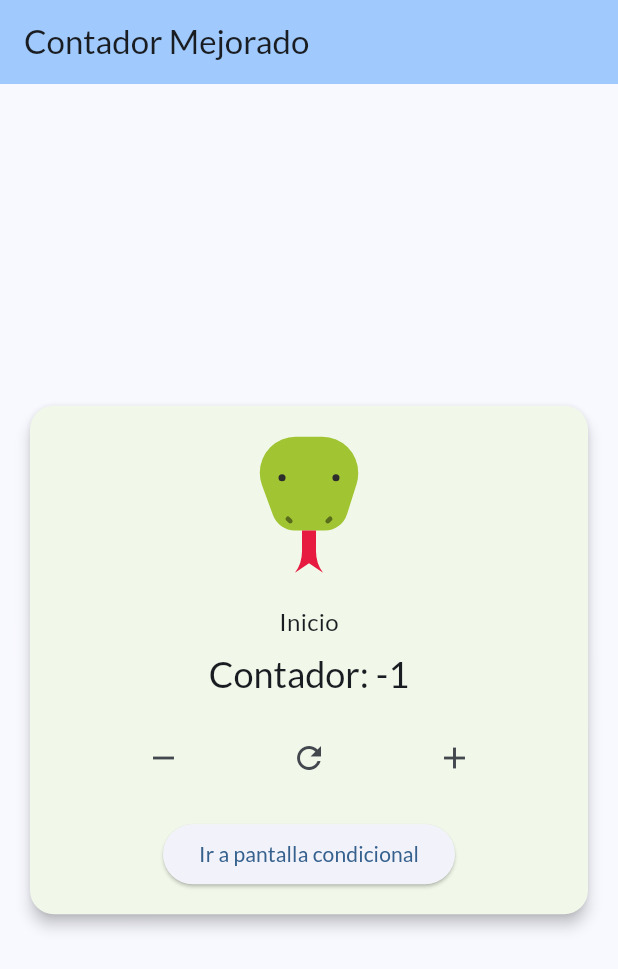
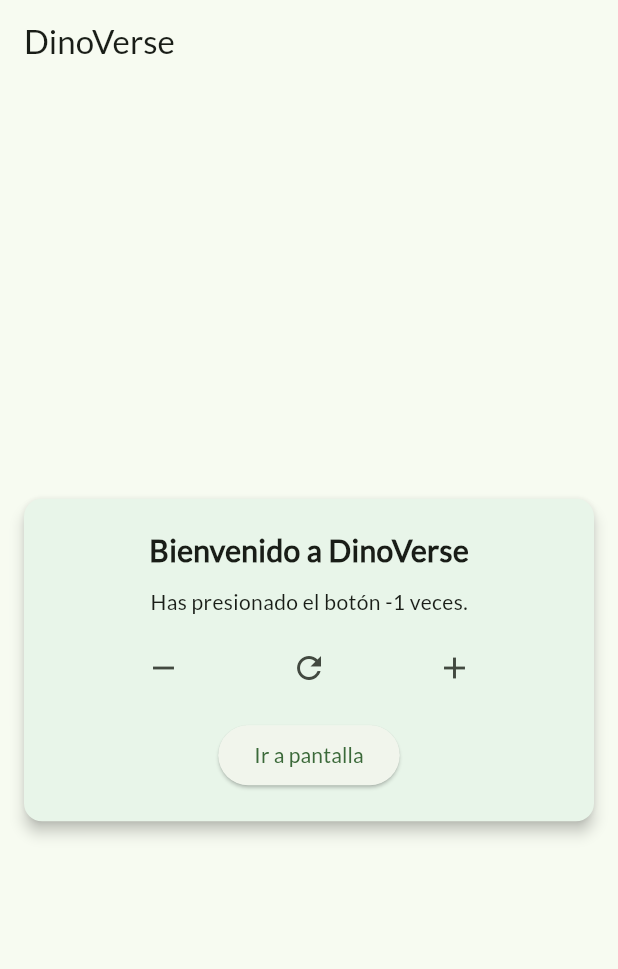
Before and after one commit to ChaosValravn25/3479A3212019479010., a Flutter app: the screen it shows after launch, after a tap on the "remove" icon, on a phone screen of 412 x 824 dp. Shown: the top 969 px of the screen. Run offline on Flutter 3.47's test engine with Material 3 defaults, Android fonts, the phone set to English and light mode, and no system bars; our stand-ins replace flutter_svg, logger.

Commit message:
actualización para DinoVerse
cambios del laboratorio anterior base + implementación de algunos aspectos

```diff
--- a/flutter_application_laboratorio_3/lib/main.dart
+++ b/flutter_application_laboratorio_3/lib/main.dart
@@ -1,26 +1,26 @@
 import 'package:flutter/material.dart';
 import 'package:logger/logger.dart';
-import 'pages/home_page.dart'; // ¡Esto es clave! para llamar a home_page
-
+import 'pages/splash_screen.dart';
 void main() {
   var logger = Logger();
   logger.d("Logger iniciado correctamente");
 
-  runApp(const MyApp());
+  runApp(const DinoVerseApp());
 }
 
-class MyApp extends StatelessWidget {
-  const MyApp({super.key});
+class DinoVerseApp extends StatelessWidget {
+  const DinoVerseApp({super.key});
 
   @override
   Widget build(BuildContext context) {
     return MaterialApp(
-      title: 'Contador Mejorado en Flutter',
+      title: 'DinoVerse',
       theme: ThemeData(
-        colorScheme: ColorScheme.fromSeed(seedColor: Colors.blue),
         fontFamily: 'Lato',
+        colorScheme: ColorScheme.fromSeed(seedColor: Colors.green),
+        useMaterial3: true,
       ),
-      home: const MyHomePage(title: 'Contador Mejorado'), // usa el nuevo widget
+      home: SplashScreen(),
     );
   }
 }
--- a/flutter_application_laboratorio_3/lib/pages/home_page.dart
+++ b/flutter_application_laboratorio_3/lib/pages/home_page.dart
@@ -1,5 +1,5 @@
 import 'package:flutter/material.dart';
-import 'package:flutter_svg/flutter_svg.dart';//para que funcione las imagenes de svg
+//import 'package:flutter_svg/flutter_svg.dart';//para que funcione las imagenes de svg
 import 'package:logger/logger.dart';//para emplear el logger
 import 'package:flutter_application_laboratorio_3/pages/about.dart';//llamar el about
 import 'package:flutter_application_laboratorio_3/pages/list_content.dart';//llamar list_content
@@ -51,40 +51,27 @@ class _MyHomePageState extends State<MyHomePage> {
     }
   }
   @override
-  Widget build(BuildContext context) {
+   Widget build(BuildContext context) {
     return Scaffold(
-      appBar: AppBar(
-        backgroundColor: Theme.of(context).colorScheme.inversePrimary,
-        title: Text(widget.title),
-      ),
+      appBar: AppBar(title: const Text("DinoVerse")),
       body: Center(
         child: Card(
-          color: Colors.lightGreen[50],//color del fondo
-          margin: const EdgeInsets.all(20),
+          color: Colors.green[50],
+          margin: const EdgeInsets.all(16),
           elevation: 4,
-          shape: RoundedRectangleBorder(borderRadius: BorderRadius.circular(16)),
           child: Padding(
-            padding: const EdgeInsets.all(16.0),
+            padding: const EdgeInsets.all(20),
             child: Column(
               mainAxisSize: MainAxisSize.min,
               children: [
-                SvgPicture.asset(
-                  'assets/icons/snake.svg',//icono serpiente
-                  width: 100,
-                  height: 100,
+                const Text(
+                  "Bienvenido a DinoVerse",
+                  style: TextStyle(fontSize: 20, fontWeight: FontWeight.bold),
                 ),
-                const SizedBox(height: 16),
-                const Text(
-                  'Inicio',
-                  style: TextStyle(fontSize: 16),
-                ),
-                const SizedBox(height: 8),
-                Text(
-                  'Contador: $_counter',
-                  style: Theme.of(context).textTheme.headlineSmall,
-                ),
-                const SizedBox(height: 16),
-                Row(//reacomondando los botones del laboratorio anterior
+                const SizedBox(height: 10),
+                Text("Has presionado el botón $_counter veces."),
+                const SizedBox(height: 10),
+                Row(
                   mainAxisAlignment: MainAxisAlignment.spaceEvenly,
                   children: [
                     IconButton(onPressed: _decrementCounter, icon: const Icon(Icons.remove)),
@@ -92,16 +79,17 @@ class _MyHomePageState extends State<MyHomePage> {
                     IconButton(onPressed: _incrementCounter, icon: const Icon(Icons.add)),
                   ],
                 ),
-                const SizedBox(height: 16),
+                const SizedBox(height: 10),
                 ElevatedButton(
                   onPressed: _navegarSegunParidad,
-                  child: const Text("Ir a pantalla condicional"),
-                )
+                  child: const Text("Ir a pantalla"),
+                ),
               ],
             ),
           ),
         ),
       ),
     );
+
   }
 }
--- /dev/null
+++ b/flutter_application_laboratorio_3/lib/pages/splash_screen.dart
@@ -0,0 +1,22 @@
+import 'package:flutter/material.dart';
+import 'dart:async';
+import 'home_page.dart';
+import 'package:flutter_svg/flutter_svg.dart';//para que funcione las imagenes de svg
+
+class SplashScreen extends StatelessWidget {
+  @override
+  Widget build(BuildContext context) {
+    Timer(const Duration(seconds: 3), () {
+      Navigator.pushReplacement(
+        context,
+        MaterialPageRoute(builder: (context) => const MyHomePage(title: 'Wiki DinoVerse',)),
+      );
+    });
+
+    return Scaffold(
+      body: Center(
+        child: SvgPicture.asset('assets/icons/snake.svg'), // o usa otro asset visible
+      ),
+    );
+  }
+}
```
Also changed, not shown: flutter_application_laboratorio_3/lib/pages/about.dart (+13 -9 lines), flutter_application_laboratorio_3/lib/pages/list_content.dart (+11 -10 lines), 1 other file.
